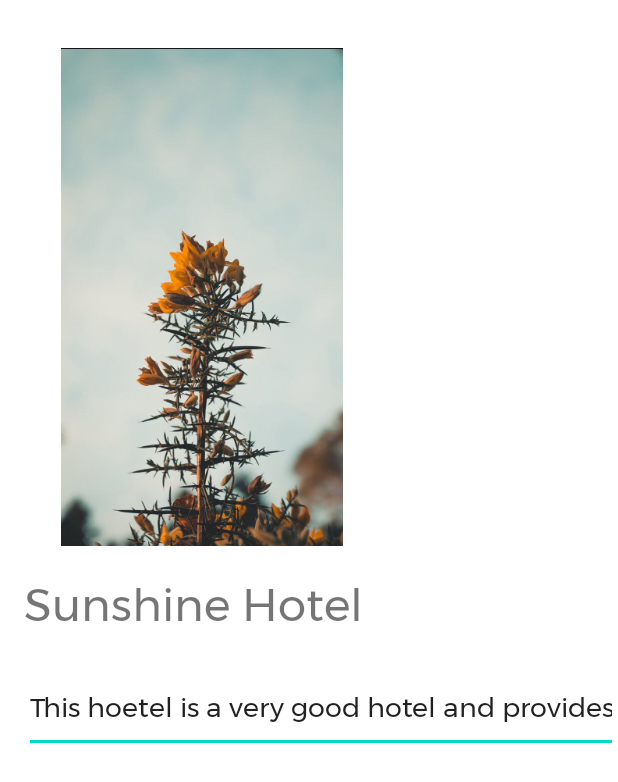
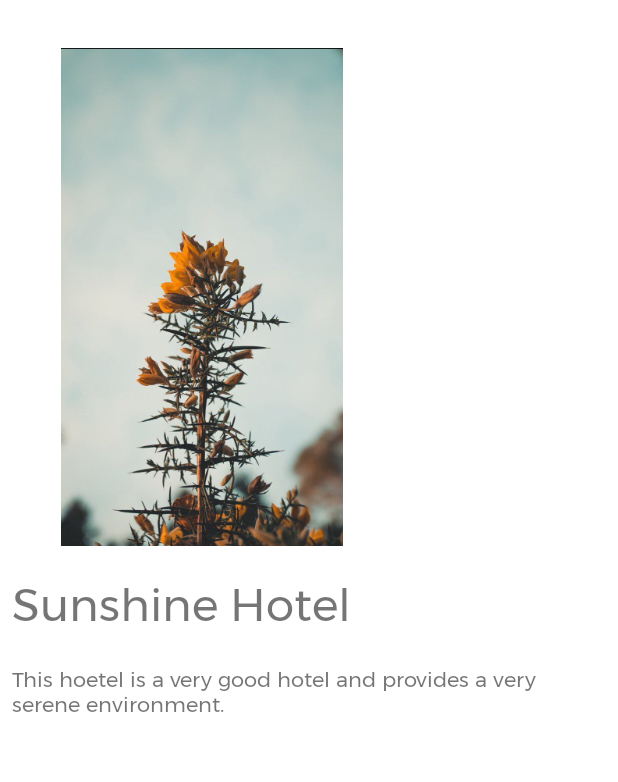
Before and after one commit to sobuur0/HotelApp, an Android app: the HotelListActivity screen opened directly, with no data from a screen before it, on a phone screen of 412 x 824 dp. Shown: the top 782 px of the screen. Run offline under Robolectric (Android 15) with nearby library versions, the phone set to English and light mode, and no system bars.

Commit message:
also set the description to show itself

```diff
--- a/app/src/main/java/com/example/hotelreservation/HotelListActivity.java
+++ b/app/src/main/java/com/example/hotelreservation/HotelListActivity.java
@@ -24,6 +24,8 @@ public class HotelListActivity extends AppCompatActivity {
 
         int myName = mHotelsAndNames[currentIndex].getHotelName();
         int myHotel = mHotelsAndNames[currentIndex].getHotelPic();
+        int myDescription = mHotelsAndNames[currentIndex].getHotelDescription();
+        binding.txtHotelDescription.setText(myDescription);
         binding.txtHotelName.setText(myName);
         binding.imgHotelPic.setImageResource(myHotel);
     }
--- a/app/src/main/res/layout/activity_hotel_list.xml
+++ b/app/src/main/res/layout/activity_hotel_list.xml
@@ -21,25 +21,24 @@
         android:id="@+id/txtHotelName"
         android:layout_width="wrap_content"
         android:layout_height="wrap_content"
-        android:layout_marginStart="16dp"
+        android:layout_marginStart="8dp"
         android:layout_marginTop="16dp"
-        android:text="First Hotel"
+        android:hint="First Hotel"
         android:textSize="30sp"
         app:layout_constraintStart_toStartOf="parent"
         app:layout_constraintTop_toBottomOf="@+id/imgHotelPic" />
 
-    <com.google.android.material.textfield.TextInputEditText
-        android:id="@+id/editTextTextPersonName"
+    <TextView
+        android:id="@+id/txtHotelDescription"
         android:layout_width="match_parent"
-        android:layout_height="60dp"
-        android:layout_marginStart="16dp"
+        android:layout_height="wrap_content"
+        android:layout_marginStart="8dp"
         android:layout_marginTop="16dp"
         android:ems="10"
-        android:inputType="textPersonName"
-        android:text="@string/hotel_description_1"
+        android:hint="Description"
         app:layout_constraintStart_toStartOf="parent"
         app:layout_constraintEnd_toEndOf="parent"
-        android:layout_marginLeft="20dp"
+        android:layout_marginEnd="8dp"
         app:layout_constraintTop_toBottomOf="@+id/txtHotelName" />
 
 
```
